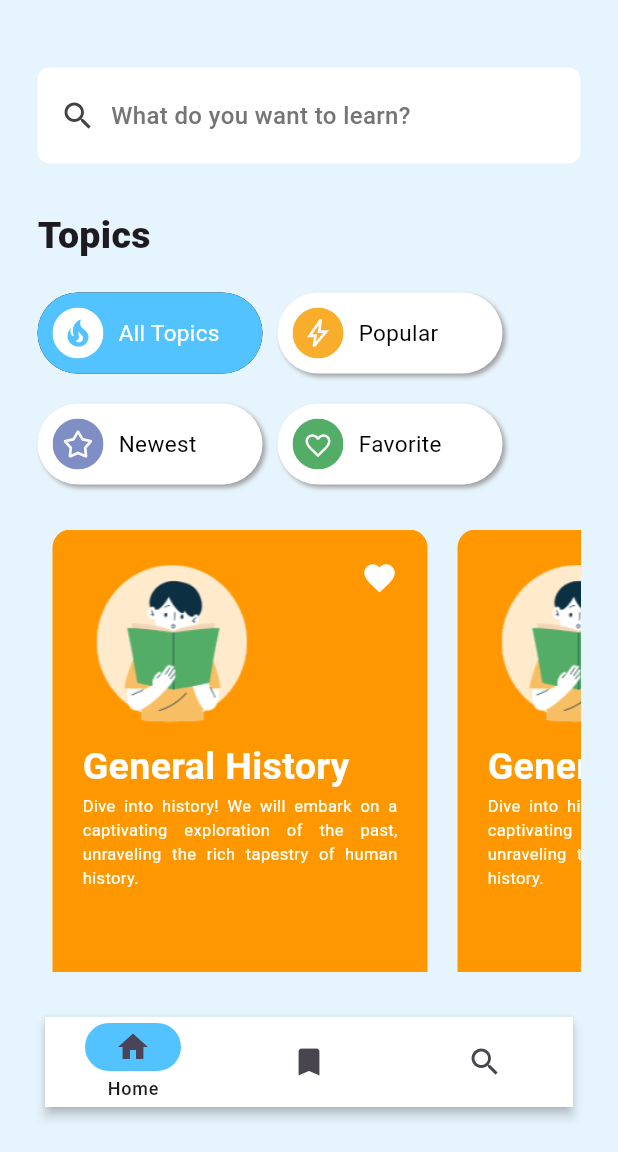
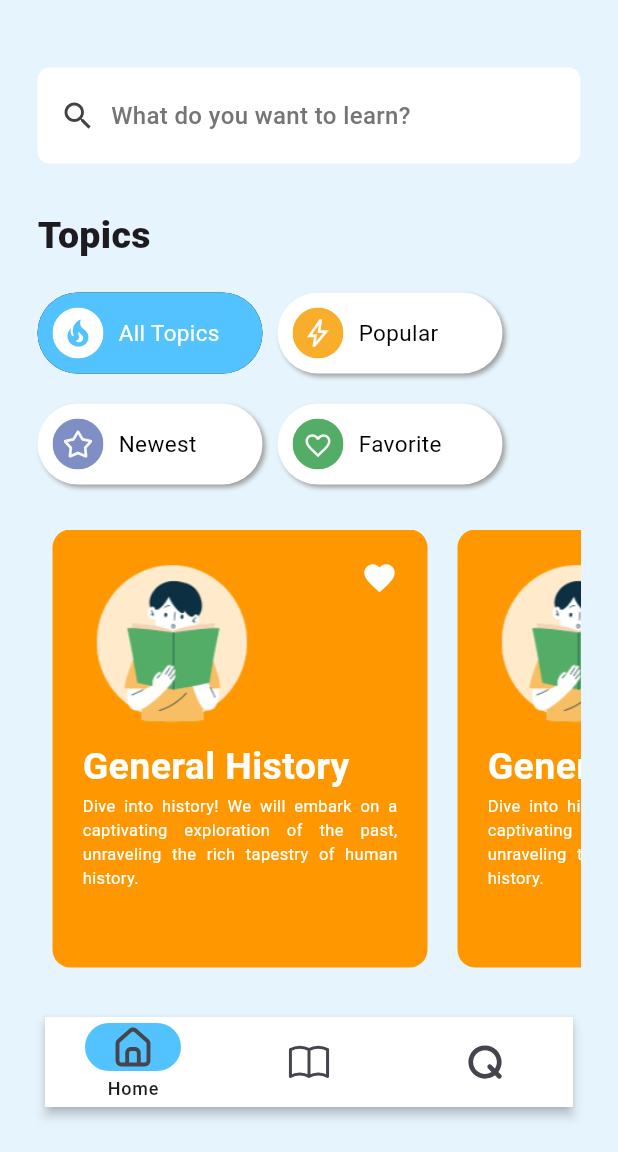
Before and after one commit to viancie/quizzard, a Flutter app: the screen it shows after launch, on a phone screen of 412 x 824 dp, the part 84-1236 px from its top. Run offline on Flutter 3.47's test engine with Material 3 defaults, Android fonts, the phone set to English and light mode, and no system bars; our stand-ins replace flutter_svg; project files that could hold a hidden picture were left out.

Commit message:
bookmark page, home page, ug tong blue2 sa topic page

```diff
--- a/lib/components/topic_tile.dart
+++ b/lib/components/topic_tile.dart
@@ -31,12 +31,12 @@ class TopicTile extends StatelessWidget {
               )
             ],
           ),
-          Text(
+          const Text(
             "General History",
             style: TextStyle(
                 fontSize: 25, fontWeight: FontWeight.bold, color: Colors.white),
           ),
-          Text(
+          const Text(
             "Dive into history! We will embark on a captivating exploration of the past, unraveling the rich tapestry of human history.",
             textAlign: TextAlign.justify,
             style: TextStyle(
--- a/lib/pages/home_page.dart
+++ b/lib/pages/home_page.dart
@@ -1,4 +1,5 @@
 import 'package:flutter/material.dart';
+import 'package:flutter_svg/svg.dart';
 import 'package:quizzard/pages/bookmark_page.dart';
 import 'package:quizzard/pages/quiz_page.dart';
 import 'package:quizzard/pages/topic_page.dart';
@@ -15,14 +16,14 @@ class _HomePageState extends State<HomePage> {
 
   @override
   Widget build(BuildContext context) {
-    final screens = [TopicPage(), BookmarkPage(), QuizPage()];
+    final screens = [const TopicPage(), const BookmarkPage(), const QuizPage()];
 
     return Scaffold(
       backgroundColor: const Color.fromARGB(255, 230, 244, 253),
       body: screens[index],
       bottomNavigationBar: NavigationBarTheme(
-        data: NavigationBarThemeData(
-          indicatorColor: const Color.fromARGB(255, 82, 195, 255),
+        data: const NavigationBarThemeData(
+          indicatorColor: Color.fromARGB(255, 82, 195, 255),
         ),
         child: Padding(
           padding: const EdgeInsets.all(30),
@@ -31,26 +32,20 @@ class _HomePageState extends State<HomePage> {
               labelBehavior:
                   NavigationDestinationLabelBehavior.onlyShowSelected,
               shadowColor: Colors.black,
-              animationDuration: Duration(seconds: 1),
+              animationDuration: const Duration(seconds: 1),
               backgroundColor: Colors.white,
               selectedIndex: index,
               onDestinationSelected: (index) =>
                   setState(() => this.index = index),
-              destinations: const [
+              destinations: [
                 NavigationDestination(
-                    icon: Icon(
-                      Icons.home,
-                    ),
+                    icon: SvgPicture.asset('lib/assets/home.svg'),
                     label: 'Home'),
                 NavigationDestination(
-                    icon: Icon(
-                      Icons.bookmark,
-                    ),
+                    icon: SvgPicture.asset('lib/assets/tabler_book.svg'),
                     label: 'Bookmark'),
                 NavigationDestination(
-                    icon: Icon(
-                      Icons.search,
-                    ),
+                    icon: SvgPicture.asset('lib/assets/healthicons_q.svg'),
                     label: 'Quiz'),
               ]),
         ),
--- a/lib/pages/topicView_page.dart
+++ b/lib/pages/topicView_page.dart
@@ -39,8 +39,8 @@ class TopicViewPage extends StatelessWidget {
             child: ListView.builder(
                 itemCount: 10,
                 itemBuilder: (context, index) {
-                  return Padding(
-                    padding: const EdgeInsets.only(bottom: 10, top: 10),
+                  return const Padding(
+                    padding: EdgeInsets.only(bottom: 10, top: 10),
                     child: SubtopicTile(),
                   );
                 }),
--- a/lib/pages/topic_page.dart
+++ b/lib/pages/topic_page.dart
@@ -11,7 +11,37 @@ class TopicPage extends StatefulWidget {
 }
 
 class _TopicPageState extends State<TopicPage> {
-  void nextPage() {}
+  bool isClicked1 = true;
+  bool isClicked2 = false;
+  bool isClicked3 = false;
+  bool isClicked4 = false;
+  void toggleClick1() {
+    setState(() {
+      isClicked1 = !isClicked1;
+      isClicked2 = isClicked3 = isClicked4 = false;
+    });
+  }
+
+  void toggleClick2() {
+    setState(() {
+      isClicked2 = !isClicked2;
+      isClicked1 = isClicked3 = isClicked4 = false;
+    });
+  }
+
+  void toggleClick3() {
+    setState(() {
+      isClicked3 = !isClicked3;
+      isClicked1 = isClicked2 = isClicked4 = false;
+    });
+  }
+
+  void toggleClick4() {
+    setState(() {
+      isClicked4 = !isClicked4;
+      isClicked1 = isClicked2 = isClicked3 = false;
+    });
+  }
 
   @override
   Widget build(BuildContext context) {
@@ -27,26 +57,26 @@ class _TopicPageState extends State<TopicPage> {
       ),
       body: SingleChildScrollView(
         child: SizedBox(
-          height: 700,
+          height: 670,
           child: Padding(
             padding: const EdgeInsets.all(25),
             child:
                 Column(crossAxisAlignment: CrossAxisAlignment.start, children: [
-              SizedBox(height: 20),
-              SearchButton(),
-              SizedBox(height: 30),
-              Text(
+              const SizedBox(height: 20),
+              const SearchButton(),
+              const SizedBox(height: 30),
+              const Text(
                 "Topics",
                 style: TextStyle(fontWeight: FontWeight.w900, fontSize: 25),
               ),
-              SizedBox(height: 20),
+              const SizedBox(height: 20),
 
               //tong mga all topics
-              const Row(
+              Row(
                 children: [
                   TopicButton(
-                    isClicked: true,
-                    onTap: null,
+                    isClicked: isClicked1,
+                    onTap: toggleClick1,
                     iconDefaultPath: "lib/assets/all_topics_unpressed.svg",
                     iconPressedPath: "lib/assets/all_topics_pressed.svg",
                     text: "All Topics",
@@ -55,20 +85,20 @@ class _TopicPageState extends State<TopicPage> {
                     width: 10,
                   ),
                   TopicButton(
-                      isClicked: false,
-                      onTap: null,
+                    isClicked: isClicked2,
+                    onTap: toggleClick2,
                     iconDefaultPath: "lib/assets/popular_unpressed.svg",
                     iconPressedPath: "lib/assets/popular_pressed.svg",
                     text: "Popular",
                   )
                 ],
               ),
-              SizedBox(height: 20),
-              const Row(
+              const SizedBox(height: 20),
+              Row(
                 children: [
                   TopicButton(
-                    isClicked: false,
-                    onTap: null,
+                    isClicked: isClicked3,
+                    onTap: toggleClick3,
                     iconDefaultPath: "lib/assets/newest_unpressed.svg",
                     iconPressedPath: "lib/assets/newest_pressed.svg",
                     text: "Newest",
@@ -77,8 +107,8 @@ class _TopicPageState extends State<TopicPage> {
                     width: 10,
                   ),
                   TopicButton(
-                      isClicked: false,
-                      onTap: null,
+                    isClicked: isClicked4,
+                    onTap: toggleClick4,
                     iconDefaultPath: "lib/assets/favorite_unpressed.svg",
                     iconPressedPath: "lib/assets/favorite_pressed.svg",
                     text: "Favorite",
@@ -93,8 +123,8 @@ class _TopicPageState extends State<TopicPage> {
                     scrollDirection: Axis.horizontal,
                     itemCount: 4,
                     itemBuilder: (context, index) {
-                      return Padding(
-                        padding: const EdgeInsets.only(left: 10, right: 10),
+                      return const Padding(
+                        padding: EdgeInsets.only(left: 10, right: 10),
                         child: TopicTile(),
                       );
                     }),
```
Also changed, not shown: lib/components/subtopic_tile.dart (+4 -5 lines), lib/pages/bookmark_page.dart (+25 -0 lines), lib/pages/quiz_page.dart (+6 -6 lines), lib/pages/subtopic_page.dart (+8 -8 lines), lib/assets/healthicons_q.svg (added), lib/assets/home.svg (added), lib/assets/tabler_book.svg (added), pubspec.lock. Lines whose indentation alone changed are shown as unchanged.
